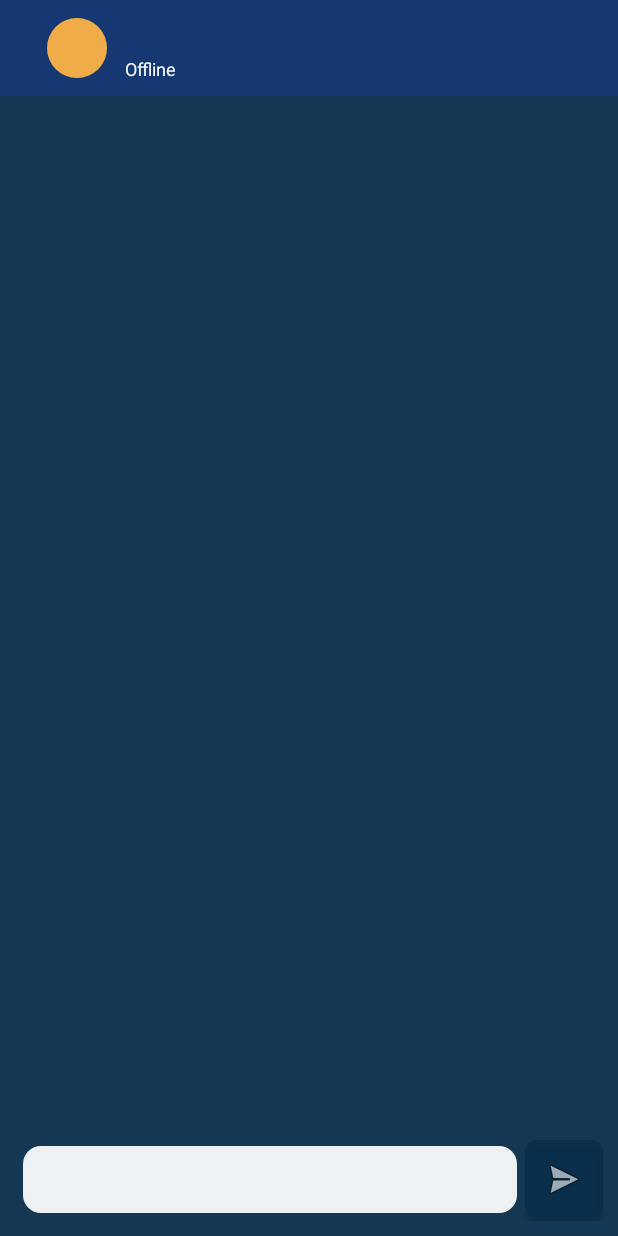
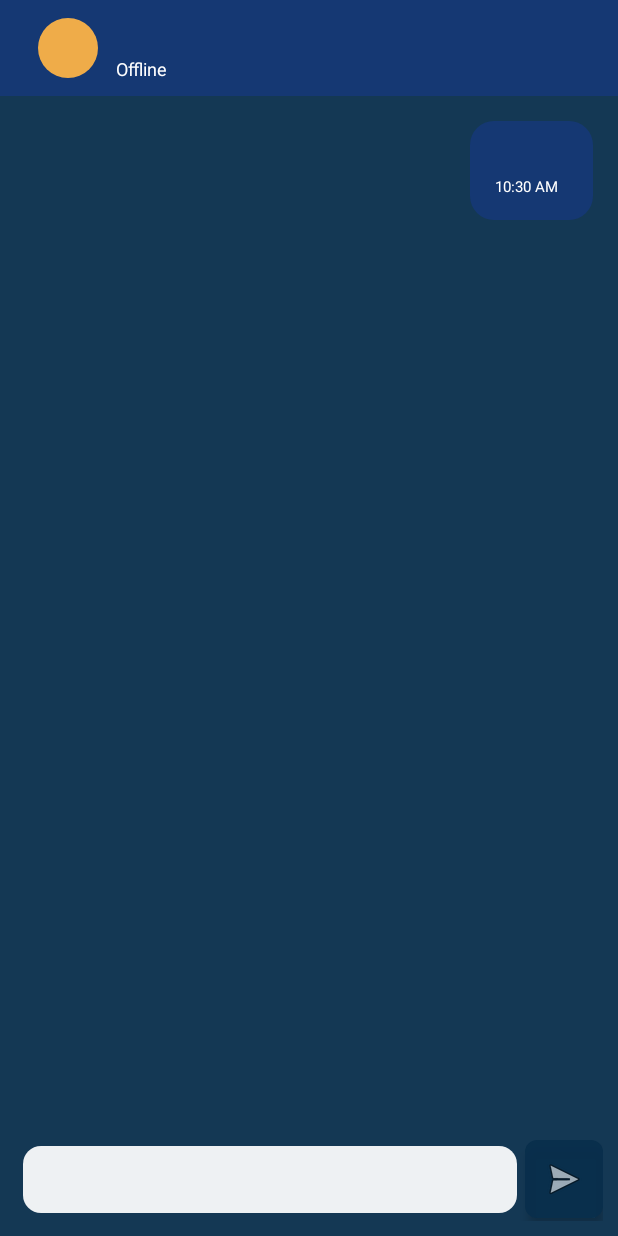
Before and after one commit to ArunDtej/Near_Chat, an Android app: the Chat screen opened directly, with no data from a screen before it, after a tap on "Send Message", on a phone screen of 412 x 824 dp. Run offline under Robolectric (Android 15) with nearby library versions, the phone set to English and light mode, and no system bars; 3 statements that could not run were skipped.

Commit message:
up to send and receives message, rename delete and message page is set up along with ads place is checked, message sent and receive are done

```diff
--- a/app/src/main/java/com/bruhdev/myapplication/Chat.java
+++ b/app/src/main/java/com/bruhdev/myapplication/Chat.java
@@ -2,9 +2,13 @@ package com.bruhdev.myapplication;
 
 import androidx.appcompat.app.AppCompatActivity;
 import androidx.appcompat.widget.Toolbar;
+import androidx.core.content.ContextCompat;
 
 import android.annotation.SuppressLint;
 import android.bluetooth.BluetoothAdapter;
+import android.content.ClipData;
+import android.content.ClipboardManager;
+import android.content.Context;
 import android.content.Intent;
 import android.graphics.Color;
 import android.graphics.Typeface;
@@ -20,11 +24,16 @@ import android.widget.EditText;
 import android.widget.ImageButton;
 import android.widget.ImageView;
 import android.widget.LinearLayout;
+import android.widget.ScrollView;
 import android.widget.TextView;
 import android.widget.Toast;
 
 import com.bruhdev.myapplication.ConnectionManager.ManageConnection;
 import com.bruhdev.myapplication.DBManager.BluetoothProfile;
+
+import java.text.SimpleDateFormat;
+import java.util.Date;
+import java.util.Locale;
 
 public class Chat extends AppCompatActivity {
 
@@ -33,6 +42,8 @@ public class Chat extends AppCompatActivity {
     private TextView statusText;
     private ImageButton send;
     private EditText messageInput;
+    LinearLayout ChatBox;
+    ScrollView ChatScroller;
 
 
     private String preferredName;
@@ -54,19 +65,13 @@ public class Chat extends AppCompatActivity {
         statusText = findViewById(R.id.status_text);
         messageInput = findViewById(R.id.messageInput);
         send = findViewById(R.id.send);
+        ChatBox = findViewById(R.id.Chat);
+        ChatScroller = findViewById(R.id.ChatScroller);
 
         send.setOnClickListener(new View.OnClickListener() {
             @Override
             public void onClick(View view) {
-                try {
-                    String msg = messageInput.getText().toString();
-                    ManageConnection.mbs.send(msg);
-                    messageInput.setText("");
-
-                }catch (Exception e){
-                    Toast.makeText(Chat.this, "Message not send, reconnect and try again 😂", Toast.LENGTH_SHORT).show();
-                    Util.lg(" "+ e);
-                }
+                sendMessage();
             }
         });
 
@@ -86,7 +91,140 @@ public class Chat extends AppCompatActivity {
 
     }
 
-    public void setToolbarItems(){
+
+    private void sendMessage() {
+        try {
+            String msg = messageInput.getText().toString();
+            messageInput.setText("");
+
+            //            ManageConnection.mbs.send(msg);
+
+            LinearLayout temp = getSendMessage(msg);
+            ChatBox.addView(temp);
+
+            ChatScroller.post(new Runnable() {
+                @Override
+                public void run() {
+                    ChatScroller.fullScroll(View.FOCUS_DOWN);
+                }
+            });
+
+        } catch (Exception e) {
+            Toast.makeText(Chat.this, "Message not send, reconnect and try again 😂", Toast.LENGTH_SHORT).show();
+            Util.lg(" " + e);
+        }
+    }
+
+    private LinearLayout getReceiveMessage(String msg){
+        LinearLayout messageLayoutWrapper = new LinearLayout(this);
+        messageLayoutWrapper.setLayoutParams(new LinearLayout.LayoutParams(
+                LinearLayout.LayoutParams.MATCH_PARENT,
+                LinearLayout.LayoutParams.WRAP_CONTENT
+        ));
+        messageLayoutWrapper.setGravity(Gravity.START);
+
+        LinearLayout messageLayout = new LinearLayout(this);
+        messageLayout.setOrientation(LinearLayout.VERTICAL);
+        messageLayout.setPadding(25, 20, 25, 20);
+        messageLayout.setBackgroundResource(R.drawable.rounded_bg);
+        LinearLayout.LayoutParams params = new LinearLayout.LayoutParams(
+                LinearLayout.LayoutParams.WRAP_CONTENT,
+                LinearLayout.LayoutParams.WRAP_CONTENT
+        );
+        params.setMargins(10, 10, 150, 10); // Adjust left margin to align to the left
+        messageLayout.setLayoutParams(params);
+
+        TextView messageTextView = new TextView(this);
+        messageTextView.setText(msg);
+        messageTextView.setTextSize(16);
+        messageTextView.setTextColor(Color.WHITE);
+
+        messageLayout.setOnLongClickListener(new View.OnLongClickListener() {
+            @Override
+            public boolean onLongClick(View v) {
+                ClipboardManager clipboard = (ClipboardManager) getSystemService(Chat.CLIPBOARD_SERVICE);
+                ClipData clip = ClipData.newPlainText("Copied Text", messageTextView.getText());
+                clipboard.setPrimaryClip(clip);
+                Toast.makeText(getApplicationContext(), "Text copied to clipboard", Toast.LENGTH_SHORT).show();
+                return true;
+            }
+        });
+
+        long currentTimeMillis = System.currentTimeMillis();
+
+        SimpleDateFormat sdf = new SimpleDateFormat("hh:mm a", Locale.getDefault());
+        String formattedTimestamp = sdf.format(new Date(currentTimeMillis));
+
+        TextView timestampTextView = new TextView(this);
+        timestampTextView.setText(formattedTimestamp);
+        timestampTextView.setTextSize(10);
+        timestampTextView.setPadding(10,2,0,3); // Adjust padding for left alignment
+        timestampTextView.setGravity(Gravity.LEFT); // Set gravity to left for timestamp
+        timestampTextView.setTextColor(Color.WHITE);
+
+        messageLayout.addView(messageTextView);
+        messageLayout.addView(timestampTextView);
+        messageLayoutWrapper.addView(messageLayout);
+        return messageLayoutWrapper;
+    }
+
+
+    private LinearLayout getSendMessage(String msg){
+        LinearLayout messageLayoutWrapper = new LinearLayout(this);
+        messageLayoutWrapper.setLayoutParams(new LinearLayout.LayoutParams(
+                LinearLayout.LayoutParams.MATCH_PARENT,
+                LinearLayout.LayoutParams.WRAP_CONTENT
+        ));
+        messageLayoutWrapper.setGravity(Gravity.END);
+
+        LinearLayout messageLayout = new LinearLayout(this);
+        messageLayout.setOrientation(LinearLayout.VERTICAL);
+        messageLayout.setPadding(25, 20, 25, 20);
+        messageLayout.setBackgroundResource(R.drawable.rounded_bg);
+        LinearLayout.LayoutParams params = new LinearLayout.LayoutParams(
+                LinearLayout.LayoutParams.WRAP_CONTENT,
+                LinearLayout.LayoutParams.WRAP_CONTENT
+        );
+        params.setMargins(150, 10, 10, 10);
+        messageLayout.setLayoutParams(params);
+
+        TextView messageTextView = new TextView(this);
+        messageTextView.setText(msg);
+        messageTextView.setTextSize(16);
+        messageTextView.setTextColor(Color.WHITE);
+
+        messageLayout.setOnLongClickListener(new View.OnLongClickListener() {
+            @Override
+            public boolean onLongClick(View v) {
+                ClipboardManager clipboard = (ClipboardManager) getSystemService(Chat.CLIPBOARD_SERVICE);
+                ClipData clip = ClipData.newPlainText("Copied Text", messageTextView.getText());
+                clipboard.setPrimaryClip(clip);
+                Toast.makeText(getApplicationContext(), "Text copied to clipboard", Toast.LENGTH_SHORT).show();
+                return true;
+            }
+        });
+
+        long currentTimeMillis = System.currentTimeMillis();
+
+        SimpleDateFormat sdf = new SimpleDateFormat("hh:mm a", Locale.getDefault());
+        String formattedTimestamp = sdf.format(new Date(currentTimeMillis));
+
+        TextView timestampTextView = new TextView(this);
+        timestampTextView.setText(formattedTimestamp);
+        timestampTextView.setTextSize(10);
+        timestampTextView.setPadding(0,2,10,3);
+        timestampTextView.setGravity(Gravity.RIGHT);
+        timestampTextView.setTextColor(Color.WHITE);
+
+        messageLayout.addView(messageTextView);
+        messageLayout.addView(timestampTextView);
+        messageLayoutWrapper.addView(messageLayout);
+        return messageLayoutWrapper;
+    }
+
+
+
+    private void setToolbarItems(){
 
         new Thread(() -> {
             BluetoothProfile profile = Util.getProfile(address);
--- a/app/src/main/java/com/bruhdev/myapplication/Util.java
+++ b/app/src/main/java/com/bruhdev/myapplication/Util.java
@@ -31,6 +31,7 @@ import java.util.UUID;
 
 @SuppressLint("MissingPermission")
 public class Util {
+
     public final static UUID MY_UUID = UUID.fromString("00001101-0000-1000-8000-00805F9B34FB");
     public final static BluetoothAdapter adapter = BluetoothAdapter.getDefaultAdapter();
 
--- /dev/null
+++ b/app/src/main/res/drawable/rounded_bg.xml
@@ -0,0 +1,6 @@
+<!-- rounded_bg.xml -->
+<shape xmlns:android="http://schemas.android.com/apk/res/android"
+    android:shape="rectangle">
+    <corners android:radius="16dp" />
+    <solid android:color="@color/newcol" />
+</shape>
--- a/app/src/main/res/layout/activity_chat.xml
+++ b/app/src/main/res/layout/activity_chat.xml
@@ -27,7 +27,7 @@
                 android:layout_height="?attr/actionBarSize"
                 android:background="?attr/colorPrimary"
                 android:elevation="4dp"
-                android:paddingStart="8dp"
+                android:paddingStart="4dp"
                 app:titleTextColor="@color/white">
 
                 <LinearLayout
@@ -41,7 +41,7 @@
                         android:id="@+id/profile_image"
                         android:layout_width="40dp"
                         android:layout_height="40dp"
-                        android:layout_marginStart="12dp"
+                        android:layout_marginStart="6dp"
                         android:layout_marginEnd="12dp"
                         android:background="@drawable/circle_background"
                         android:gravity="center"
@@ -78,6 +78,7 @@
             </androidx.appcompat.widget.Toolbar>
 
             <ScrollView
+                android:id="@+id/ChatScroller"
                 android:layout_width="match_parent"
                 android:layout_height="0dp"
                 android:layout_weight="1"
@@ -109,6 +110,7 @@
                     android:background="@drawable/edittext_background"
                     android:padding="10dp"
                     android:layout_margin="5dp"
+                    android:maxLines="1"
                     android:textColor="@color/black"
                     android:textSize="18sp" />
 
```
Also changed, not shown: app/src/main/java/com/bruhdev/myapplication/ChatDB/ChatDatabase.java (added, +27 -0 lines), app/src/main/java/com/bruhdev/myapplication/ChatDB/ChatManager.java (added, +32 -0 lines), app/src/main/java/com/bruhdev/myapplication/ChatDB/ChatMessage.java (added, +55 -0 lines), app/src/main/java/com/bruhdev/myapplication/ChatDB/ChatMessageDao.java (added, +17 -0 lines).
